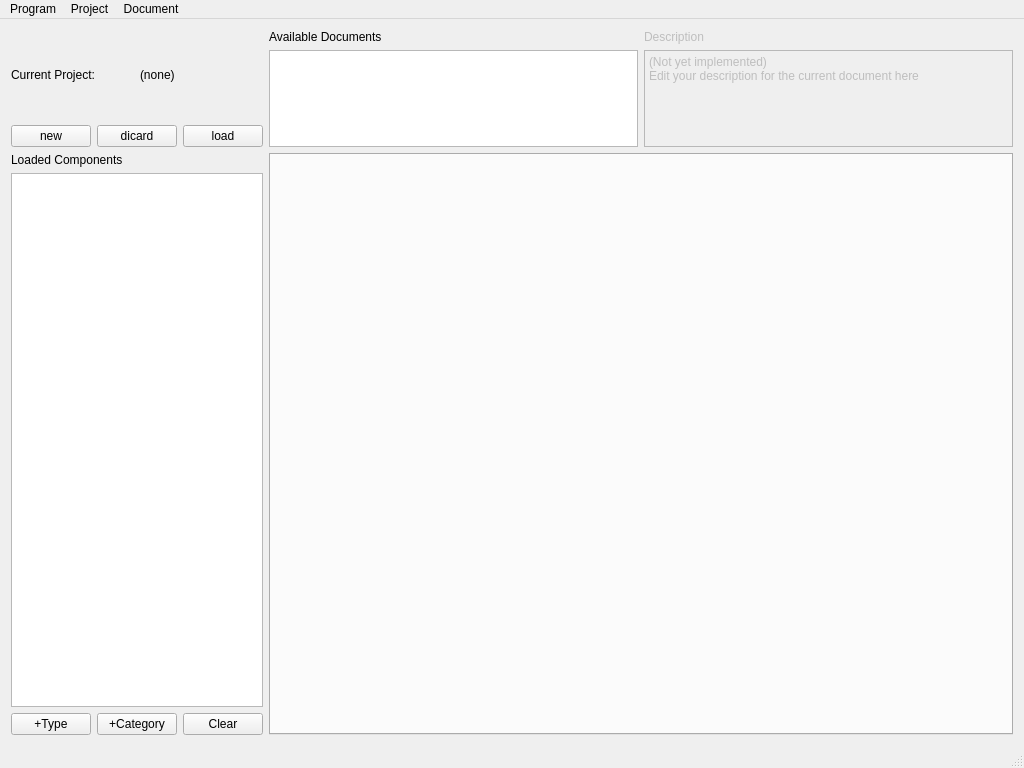
Old version of the form gui/MainWindow.ui in the repository fer-rum/q2d.
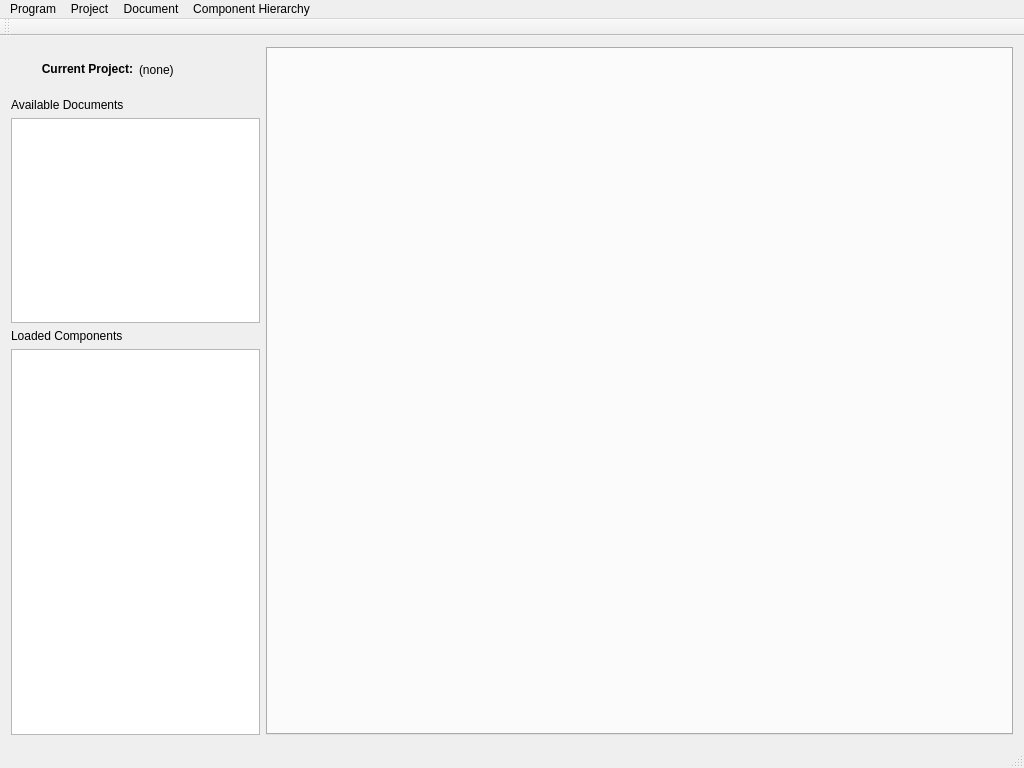
New version of the form. Icons and pictures are not drawn. Custom widgets are drawn as their Qt base class.

Commit message: • Adjusted layout of ComponentDetailView, also ports now display tool tips • MainWindow now has the debug buttons removed • adding component categories to the type hierarchy now works again. • Attempting to create a document when there is no active project now displays an error message.

What changed in the file:
```diff
--- a/gui/MainWindow.ui
+++ b/gui/MainWindow.ui
@@ -18,15 +18,18 @@
     <normaloff>:/icons/ressources/icons/logo.svg</normaloff>:/icons/ressources/icons/logo.svg</iconset>
   </property>
   <widget class="QWidget" name="centralWidget">
-   <layout class="QGridLayout" name="gridLayout" rowstretch="1,5" columnstretch="1,4" rowminimumheight="0,0" columnminimumwidth="0,0">
-    <item row="0" column="0">
-     <layout class="QVBoxLayout" name="projectLayout">
+   <layout class="QHBoxLayout" name="horizontalLayout" stretch="1,3">
+    <item>
+     <layout class="QVBoxLayout" name="layout_leftBar" stretch="1,5,9">
       <item>
        <layout class="QHBoxLayout" name="projectNameLayout">
         <item>
          <widget class="QLabel" name="lbl_currentProject">
           <property name="text">
-           <string>Current Project:</string>
+           <string>&lt;b&gt;Current Project:&lt;/b&gt;</string>
+          </property>
+          <property name="alignment">
+           <set>Qt::AlignRight|Qt::AlignTrailing|Qt::AlignVCenter</set>
           </property>
          </widget>
         </item>
@@ -40,136 +43,56 @@
        </layout>
       </item>
       <item>
-       <layout class="QHBoxLayout" name="buttonLayout">
+       <layout class="QVBoxLayout" name="layout_documents">
         <item>
-         <widget class="QPushButton" name="btn_newProject">
-          <property name="toolTip">
-           <string>&lt;html&gt;&lt;head/&gt;&lt;body&gt;&lt;p&gt;Create a new empty project and make it the current project&lt;/p&gt;&lt;/body&gt;&lt;/html&gt;</string>
-          </property>
+         <widget class="QLabel" name="lbl_availableDocuments">
           <property name="text">
-           <string>new</string>
+           <string>Available Documents</string>
           </property>
          </widget>
         </item>
         <item>
-         <widget class="QPushButton" name="btn_unloadProject">
-          <property name="text">
-           <string>dicard</string>
+         <widget class="QListView" name="documentListView">
+          <property name="editTriggers">
+           <set>QAbstractItemView::EditKeyPressed</set>
           </property>
          </widget>
         </item>
-        <item>
-         <widget class="QPushButton" name="btn_loadProject">
-          <property name="text">
-           <string>load</string>
-          </property>
-         </widget>
-        </item>
        </layout>
       </item>
-     </layout>
-    </item>
-    <item row="1" column="0">
-     <layout class="QVBoxLayout" name="componentTreeLayout" stretch="0,0,0">
       <item>
-       <widget class="QLabel" name="lbl_componentTree">
-        <property name="text">
-         <string>Loaded Components</string>
-        </property>
-       </widget>
-      </item>
-      <item>
-       <widget class="q2d::gui::ComponentTreeView" name="componentTreeView">
-        <property name="editTriggers">
-         <set>QAbstractItemView::EditKeyPressed</set>
-        </property>
-        <property name="dragEnabled">
-         <bool>true</bool>
-        </property>
-        <property name="iconSize">
-         <size>
-          <width>48</width>
-          <height>48</height>
-         </size>
-        </property>
-        <attribute name="headerVisible">
-         <bool>false</bool>
-        </attribute>
-       </widget>
-      </item>
-      <item>
-       <layout class="QHBoxLayout" name="horizontalLayout">
+       <layout class="QVBoxLayout" name="layout_componentHierarchy" stretch="0,0">
         <item>
-         <widget class="QPushButton" name="btn_addType">
-          <property name="enabled">
-           <bool>true</bool>
-          </property>
+         <widget class="QLabel" name="lbl_componentTree">
           <property name="text">
-           <string>+Type</string>
+           <string>Loaded Components</string>
           </property>
          </widget>
         </item>
         <item>
-         <widget class="QPushButton" name="btn_addCategory">
-          <property name="enabled">
+         <widget class="q2d::gui::ComponentTreeView" name="componentTreeView">
+          <property name="editTriggers">
+           <set>QAbstractItemView::EditKeyPressed</set>
+          </property>
+          <property name="dragEnabled">
            <bool>true</bool>
           </property>
-          <property name="text">
-           <string>+Category</string>
+          <property name="iconSize">
+           <size>
+            <width>48</width>
+            <height>48</height>
+           </size>
           </property>
+          <attribute name="headerVisible">
+           <bool>false</bool>
+          </attribute>
          </widget>
         </item>
-        <item>
-         <widget class="QPushButton" name="btn_clearHierarchy">
-          <property name="text">
-           <string>Clear</string>
-          </property>
-         </widget>
-        </item>
        </layout>
       </item>
      </layout>
     </item>
-    <item row="0" column="1">
-     <layout class="QGridLayout" name="documentLayout">
-      <item row="0" column="0">
-       <widget class="QLabel" name="lbl_availableDocuments">
-        <property name="text">
-         <string>Available Documents</string>
-        </property>
-       </widget>
-      </item>
-      <item row="1" column="0">
-       <widget class="QListView" name="documentListView">
-        <property name="editTriggers">
-         <set>QAbstractItemView::EditKeyPressed</set>
-        </property>
-       </widget>
-      </item>
-      <item row="0" column="1">
-       <widget class="QLabel" name="lbl_documentDescription">
-        <property name="enabled">
-         <bool>false</bool>
-        </property>
-        <property name="text">
-         <string>Description</string>
-        </property>
-       </widget>
-      </item>
-      <item row="1" column="1">
-       <widget class="QPlainTextEdit" name="documentDescriptionText">
-        <property name="enabled">
-         <bool>false</bool>
-        </property>
-        <property name="plainText">
-         <string>(Not yet implemented)
-Edit your description for the current document here</string>
-        </property>
-       </widget>
-      </item>
-     </layout>
-    </item>
-    <item row="1" column="1">
+    <item>
      <widget class="QTabWidget" name="schematicsTabWidget">
       <property name="currentIndex">
        <number>-1</number>
@@ -213,11 +136,35 @@
     </property>
     <addaction name="action_createDocument"/>
    </widget>
+   <widget class="QMenu" name="menuComponents">
+    <property name="title">
+     <string>Component Hierarchy</string>
+    </property>
+    <addaction name="action_LoadLibrary"/>
+    <addaction name="action_SaveLibrary"/>
+    <addaction name="separator"/>
+    <addaction name="action_AddComponentType"/>
+    <addaction name="action_AddCategory"/>
+    <addaction name="separator"/>
+    <addaction name="action_ClearHierarchy"/>
+   </widget>
    <addaction name="menuFile"/>
    <addaction name="menuProject"/>
    <addaction name="menuDocument"/>
+   <addaction name="menuComponents"/>
   </widget>
   <widget class="QStatusBar" name="statusBar"/>
+  <widget class="QToolBar" name="toolBar">
+   <property name="windowTitle">
+    <string>toolBar</string>
+   </property>
+   <attribute name="toolBarArea">
+    <enum>TopToolBarArea</enum>
+   </attribute>
+   <attribute name="toolBarBreak">
+    <bool>false</bool>
+   </attribute>
+  </widget>
   <action name="action_Exit">
    <property name="text">
     <string>Exit</string>
```
Left out of the diff: 27 changed lines with no effect on the pictures. The commit also changes 10 other files.
